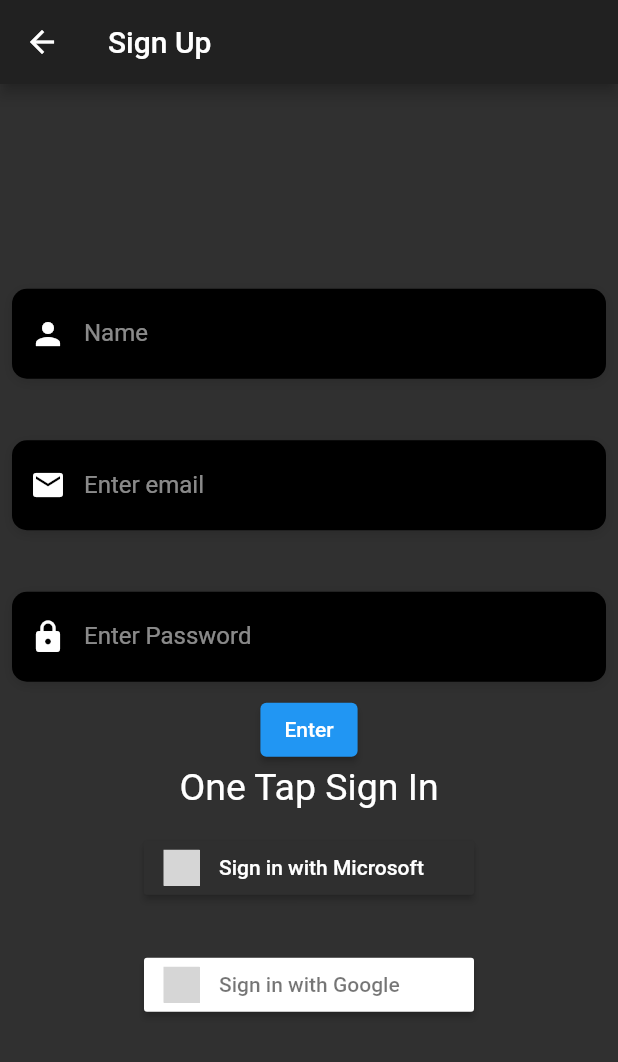
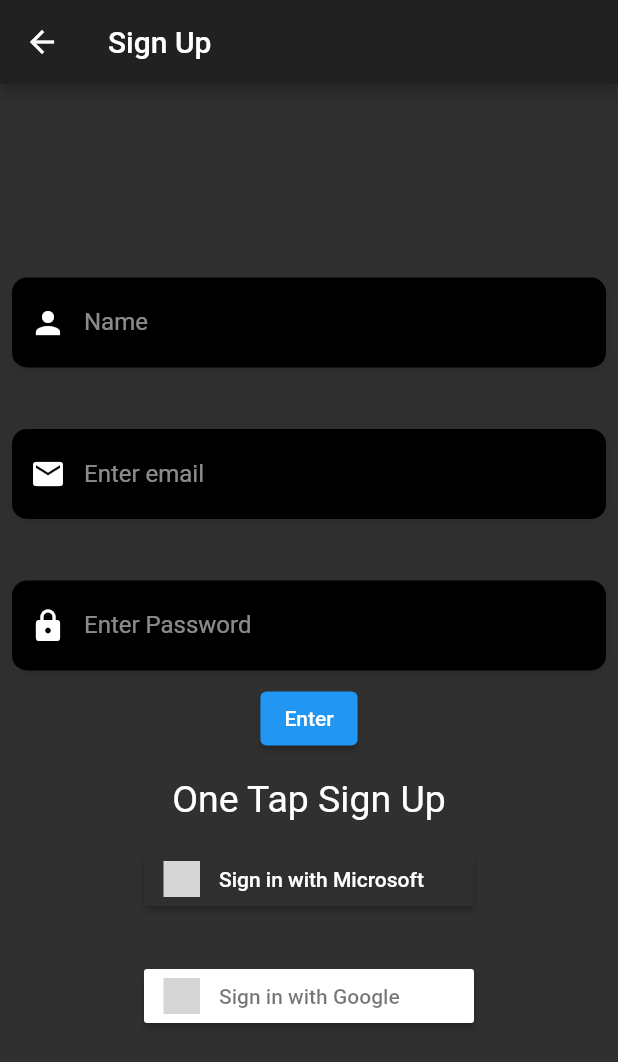
Before and after one commit to brimatechgit/sankofa_sme_exec, a Flutter app: the screen it shows after launch, after a tap on "Sign Up", on a phone screen of 412 x 824 dp. Shown: the top 1062 px of the screen. Run offline on Flutter 3.47's test engine with Material 2 defaults, Android fonts, the phone set to English and light mode, and no system bars; our stand-ins replace cloud_firestore, email_validator, expansion_tile_card, firebase_auth, firebase_core, flutter_signin_button and 4 more; missing offline and left inert: dart:html, email_auth, filter_list, firebase_auth_oauth, flutter_email_sender, flutter_facebook_auth and 2 more; accounts and stored records are empty; network calls fail; Roboto replaces fonts that are missing (OpenSans); grey boxes are pictures that could not be loaded.

Commit message:
sme changes

```diff
--- a/lib/screens/loginPages/signInUpPage.dart
+++ b/lib/screens/loginPages/signInUpPage.dart
@@ -46,34 +46,47 @@ class SignInUpPage extends StatelessWidget {
       ),
       body: Center(
         child: Column(mainAxisAlignment: MainAxisAlignment.center, children: [
-          Text('Welcome to sankofa SME,'),
+          SizedBox(
+              width: 250, height: 250, child: Image.asset('/diagnostic.png')),
           SizedBox(height: 25.0),
-          ElevatedButton(
+          SizedBox(
+            width: 250,
+            child: ElevatedButton(
+              style: ElevatedButton.styleFrom(
+                  shape: RoundedRectangleBorder(
+                    borderRadius: BorderRadius.circular(12), // <-- Radius
+                  ),
+                  padding: EdgeInsets.all(22)),
               child: Text('Sign Up'),
               onPressed: () {
                 Navigator.push(context,
                     MaterialPageRoute(builder: (context) => SignUpPage()));
               },
             ),
+          ),
+          Row(
+            mainAxisAlignment: MainAxisAlignment.center,
+            children: [
               Padding(
                 padding: const EdgeInsets.all(15.0),
                 child: Text(
-              ' - OR - ',
+                  'Already have an account? ',
                   style: TextStyle(
                     fontSize: 22.0,
                   ),
                   textAlign: TextAlign.center,
                 ),
               ),
-          ElevatedButton(
+              TextButton(
                 child: Text('Sign In'),
                 onPressed: () {
                   // ignore: unnecessary_statements
                   // send();
-              sendEmail('tshepang@sankofa.digital');
                   Navigator.push(context,
                       MaterialPageRoute(builder: (context) => SignInPage()));
                 },
+              )
+            ],
           ),
         ]),
       ),
--- a/lib/screens/loginPages/signUpPage.dart
+++ b/lib/screens/loginPages/signUpPage.dart
@@ -300,8 +300,11 @@ class _SignUpPageState extends State<SignUpPage> {
             }
           },
         ),
+        SizedBox(
+          height: 15.0,
+        ),
         Text(
-          'One Tap Sign In',
+          'One Tap Sign Up',
           style: TextStyle(fontSize: 25.0),
         ),
         Padding(
--- a/pubspec.yaml
+++ b/pubspec.yaml
@@ -65,8 +65,8 @@ flutter:
   # the material Icons class.
   uses-material-design: true
   # To add assets to your application, add an assets section, like this:
-  # assets:
-  #   - images/a_dot_burr.jpeg
+  assets:
+    - diagnostic.png
   #   - images/a_dot_ham.jpeg
   # An image asset can refer to one or more resolution-specific "variants", see
   # https://flutter.dev/assets-and-images/#resolution-aware.
```
Also changed, not shown: assets/diagnostic.png (added). Lines whose indentation alone changed are shown as unchanged.
